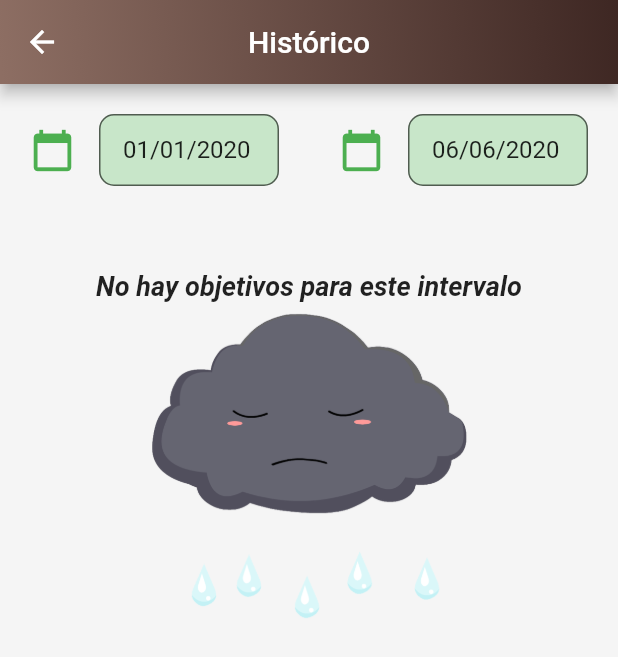
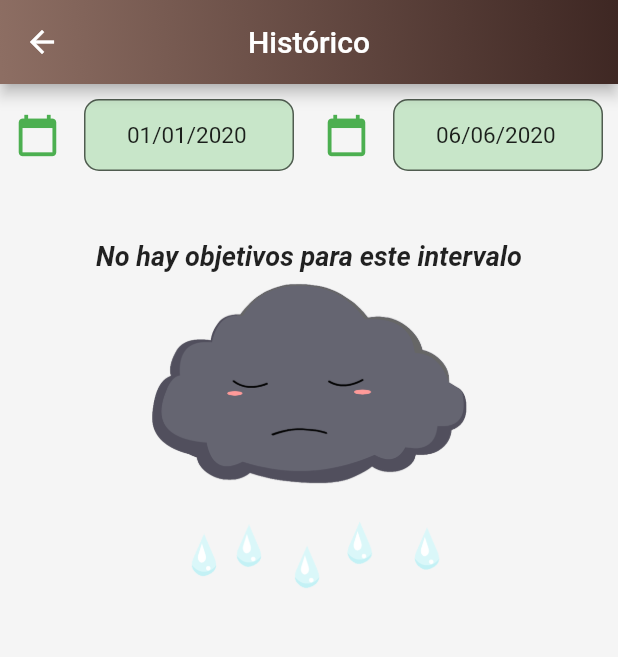
Before and after one commit to noxcraft95/Objetive, a Flutter app: the Historico screen opened by its route, on a phone screen of 412 x 824 dp. Shown: the top 657 px of the screen. Run offline on Flutter 3.47's test engine with Material 2 defaults, Android fonts, the phone set to English and light mode, and no system bars; our stand-ins replace flutter_datetime_picker, flutter_local_notifications, fluttertoast, shared_preferences, sqflite; accounts and stored records are empty.

Commit message:
Estilos ajuste de textos

```diff
--- a/lib/ui/historico.dart
+++ b/lib/ui/historico.dart
@@ -120,16 +120,19 @@ class _HistoricoState extends State<Historico> {
           Row(
             children: <Widget>[
               Flexible(
-                child: Padding( padding: EdgeInsets.all(20),
+                child: Padding( padding: EdgeInsets.all(10),
                   child:new TextFormField(
                   controller: itemControllerFecha,
                   autofocus: false,
+                  style: TextStyle(
+                    fontSize: 15,
+                  ),
                   focusNode: _focusNodeFechaDesde,
                   textAlign: TextAlign.center,
                   decoration: new InputDecoration(
                     fillColor: Colors.green[100],
                     filled: true,
-                    contentPadding: EdgeInsets.all(10),
+                    contentPadding: EdgeInsets.all(5),
                     icon: new Icon(
                       Icons.calendar_today,
                       color: Colors.green,
@@ -145,11 +148,14 @@ class _HistoricoState extends State<Historico> {
               ),
               Flexible(
                 child: Padding(
-                  padding: EdgeInsets.all(20),
+                  padding: EdgeInsets.all(10),
                   child: new TextFormField(
                   controller: itemControllerFechaHasta,
                   autofocus: false,
                   focusNode: _focusNodeFechaHasta,
+                    style: TextStyle(
+                      fontSize: 15,
+                    ),
                   textAlign: TextAlign.center,
                   decoration: new InputDecoration(
                     icon: new Icon(
@@ -159,7 +165,7 @@ class _HistoricoState extends State<Historico> {
                     ),
                     fillColor: Colors.green[100],
                     filled: true,
-                    contentPadding: EdgeInsets.all(10),
+                    contentPadding: EdgeInsets.all(5),
                     border: OutlineInputBorder(
                       borderRadius:
                           const BorderRadius.all(Radius.circular(10.0)),
--- a/lib/ver_objetivo.dart
+++ b/lib/ver_objetivo.dart
@@ -210,6 +210,9 @@ class _MyHomePageState extends State<MyHomePage> {
                         child: new TextFormField(
                           initialValue: widget.itemObjetivo.fechaCreacion,
                           enabled: false,
+                          style: TextStyle(
+                            fontSize: 14,
+                          ),
                           decoration: const InputDecoration(
                             icon: const Icon(Icons.calendar_today,
                                 color: Colors.green),
@@ -229,6 +232,9 @@ class _MyHomePageState extends State<MyHomePage> {
                           controller: textFechaRealizar,
                           focusNode: _fnFechaRealizar,
                           autofocus: false,
+                          style: TextStyle(
+                              fontSize: 14,
+                          ),
                           decoration: const InputDecoration(
                             icon: const Icon(Icons.calendar_today,
                                 color: Colors.green),
```
